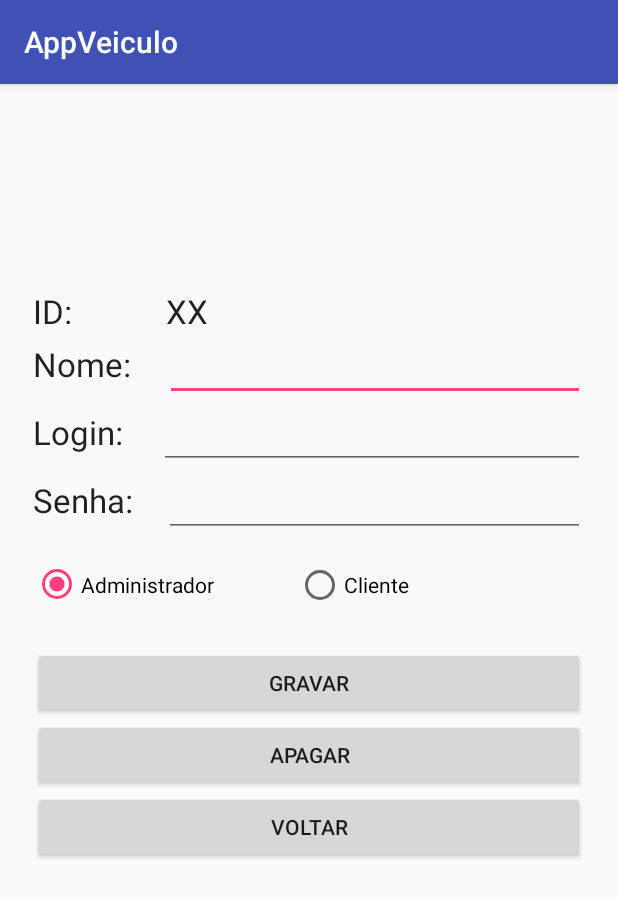
After one commit to andersonmacedo060617/RepositorioAulaMobile, an Android app: the CadUsuarioActivity screen opened directly, with no data from a screen before it, on a phone screen of 412 x 824 dp. The commit adds this screen. Shown: the top 897 px of the screen. Run offline under Robolectric (Android 15) with nearby library versions, the phone set to English and light mode, and no system bars; 1 statement that could not run was skipped.

Commit message:
- Aula dia 11092017

```diff
--- a/veiculosApp/app/build.gradle
+++ b/veiculosApp/app/build.gradle
@@ -5,7 +5,7 @@ android {
     buildToolsVersion "26.0.0"
     defaultConfig {
         applicationId "com.example.aluno.appveiculo"
-        minSdkVersion 19
+        minSdkVersion 17
         targetSdkVersion 26
         versionCode 1
         versionName "1.0"
--- a/veiculosApp/app/src/main/AndroidManifest.xml
+++ b/veiculosApp/app/src/main/AndroidManifest.xml
@@ -19,7 +19,8 @@
         <activity android:name=".LoginActivity" />
         <activity android:name=".AdministradorActivity" />
         <activity android:name=".ClienteActivity" />
-        <activity android:name=".ListUsuarioActivity"></activity>
+        <activity android:name=".ListUsuarioActivity" />
+        <activity android:name=".CadUsuarioActivity"></activity>
     </application>
 
 </manifest>
--- /dev/null
+++ b/veiculosApp/app/src/main/java/com/example/aluno/appveiculo/CadUsuarioActivity.java
@@ -0,0 +1,71 @@
+package com.example.aluno.appveiculo;
+
+import android.support.v7.app.AppCompatActivity;
+import android.os.Bundle;
+import android.view.View;
+import android.widget.Button;
+import android.widget.EditText;
+import android.widget.RadioButton;
+import android.widget.TextView;
+
+import com.example.aluno.appveiculo.crud.ECrud;
+import com.example.aluno.appveiculo.dao.UsuarioDAO;
+import com.example.aluno.appveiculo.database.DataBase;
+import com.example.aluno.appveiculo.model.Administrador;
+import com.example.aluno.appveiculo.model.Usuario;
+
+public class CadUsuarioActivity extends AppCompatActivity {
+
+    TextView tvId;
+    EditText edtNome, edtLogin, edtSenha;
+    RadioButton rdbAdmin, rdbCliente;
+    Button btnGravaUsuario, btnApagarUsuario, btnVoltarUsuario;
+    ECrud op;
+
+    @Override
+    protected void onCreate(Bundle savedInstanceState) {
+        super.onCreate(savedInstanceState);
+        setContentView(R.layout.activity_cad_usuario);
+
+        biding();
+
+        op = (ECrud) getIntent().getExtras().getSerializable("op");
+
+        if(op == ECrud.inserir){
+            btnApagarUsuario.setVisibility(View.INVISIBLE);
+            tvId.setVisibility(View.INVISIBLE);
+        }
+
+        btnGravaUsuario.setOnClickListener(new View.OnClickListener(){
+
+            @Override
+            public void onClick(View view) {
+                //
+                Usuario u;
+                //Preenher
+                if(rdbAdmin.isChecked()){
+                    u = new Administrador();
+                }else{
+                    u = new Usuario();
+                }
+
+                u.setNome(edtNome.getText().toString());
+                u.setLogin(edtLogin.getText().toString());
+                u.setSenha(edtSenha.getText().toString());
+
+                DataBase banco = new DataBase(getApplicationContext());
+                new UsuarioDAO(banco).grava(u);
+            }
+        });
+    }
+
+    private void biding() {
+        tvId = (TextView) findViewById(R.id.tvId);
+        edtNome = (EditText) findViewById(R.id.edtNome);
+        edtLogin = (EditText) findViewById(R.id.edtLogin);
+        edtSenha = (EditText) findViewById(R.id.edtSenha);
+        btnGravaUsuario = (Button) findViewById(R.id.btnGravaUsuario);
+        btnGravaUsuario = (Button) findViewById(R.id.btnApagaUsuario);
+        btnVoltarUsuario = (Button) findViewById(R.id.btnVoltar);
+    }
+}
--- a/veiculosApp/app/src/main/java/com/example/aluno/appveiculo/ListUsuarioActivity.java
+++ b/veiculosApp/app/src/main/java/com/example/aluno/appveiculo/ListUsuarioActivity.java
@@ -1,14 +1,17 @@
 package com.example.aluno.appveiculo;
 
+import android.content.Intent;
 import android.graphics.Color;
 import android.support.v7.app.AppCompatActivity;
 import android.os.Bundle;
+import android.view.View;
 import android.widget.ArrayAdapter;
 import android.widget.Button;
 import android.widget.ImageButton;
 import android.widget.ListView;
 import android.widget.TextView;
 
+import com.example.aluno.appveiculo.crud.ECrud;
 import com.example.aluno.appveiculo.dao.UsuarioDAO;
 import com.example.aluno.appveiculo.database.DataBase;
 import com.example.aluno.appveiculo.model.Usuario;
@@ -21,6 +24,7 @@ public class ListUsuarioActivity extends AppCompatActivity {
     ImageButton btnSearch;
     ListView listaUser;
     Button btn;
+    static final int CADUSER_VIEW = 1;
 
     @Override
     protected void onCreate(Bundle savedInstanceState) {
@@ -28,10 +32,35 @@ public class ListUsuarioActivity extends AppCompatActivity {
         setContentView(R.layout.activity_list_usuario);
 
         binding();
+        preencheListView();
 
+        btnSearch.setOnClickListener(new View.OnClickListener() {
+            @Override
+            public void onClick(View view) {
+                preencheListView();
+            }
+        });
+
+        btn.setOnClickListener(new View.OnClickListener() {
+            @Override
+            public void onClick(View view) {
+                Intent itn = new Intent(getApplicationContext(), CadUsuarioActivity.class);
+                itn.putExtra("op", ECrud.inserir);
+                startActivityForResult(itn, CADUSER_VIEW);
+            }
+        });
+    }
+
+    private void preencheListView() {
         //Buscar os usuários
         DataBase banco = new DataBase(getApplicationContext());
-        List<Usuario> lista = new UsuarioDAO(banco).findAll();
+        List<Usuario> lista;
+        if(search.getText().toString().isEmpty()){
+            lista = new UsuarioDAO(banco).findAll();
+        }else{
+            lista = new UsuarioDAO(banco).findByName(search.getText().toString());
+        }
+
         //Tranasformar em vetor
         String[] vetor = new String[lista.size()];
         int i = 0;
@@ -44,7 +73,6 @@ public class ListUsuarioActivity extends AppCompatActivity {
         //trocar o adpater
         listaUser.setAdapter(adapter);
         listaUser.setBackgroundColor(Color.BLUE);
-
     }
 
     private void binding() {
--- /dev/null
+++ b/veiculosApp/app/src/main/java/com/example/aluno/appveiculo/crud/ECrud.java
@@ -0,0 +1,11 @@
+package com.example.aluno.appveiculo.crud;
+
+import java.io.Serializable;
+
+/**
+ * Created by aluno on 11/09/2017.
+ */
+
+public enum ECrud implements Serializable{
+    inserir, alterar, apagar, visualizar, none;
+}
--- a/veiculosApp/app/src/main/java/com/example/aluno/appveiculo/dao/UsuarioDAO.java
+++ b/veiculosApp/app/src/main/java/com/example/aluno/appveiculo/dao/UsuarioDAO.java
@@ -3,6 +3,7 @@ package com.example.aluno.appveiculo.dao;
 import android.content.ContentValues;
 import android.database.Cursor;
 import android.database.sqlite.SQLiteDatabase;
+import android.provider.ContactsContract;
 
 import com.example.aluno.appveiculo.database.DataBase;
 import com.example.aluno.appveiculo.model.Administrador;
@@ -153,4 +154,38 @@ public class UsuarioDAO {
         }
 
     }
+
+    public List<Usuario> findByName(String s) {
+        SQLiteDatabase con = banco.getWritableDatabase();
+        try {
+            String sql = "select * from " + DataBase.TABLE_USUARIO + " where " + DataBase.USUARIO_NOME + " like '%" + s + "%'";
+            Cursor c = con.rawQuery (sql,null);
+            List<Usuario> lista = new ArrayList<>();
+            while (c.moveToNext()){
+                Usuario user = null;
+                if (c.getInt( c.getColumnIndex( DataBase.USUARIO_TIPO ) ) ==0  ){
+                    user = new Administrador();
+                    ((Administrador)user).
+                            setFoto(c.getString( c.getColumnIndex( DataBase.USUARIO_FOTO ) ));
+                }else{
+                    user = new Cliente();
+                    ((Cliente)user).
+                            setPago(c.getInt( c.getColumnIndex( DataBase.USUARIO_PAGO ) )==1);
+                    SimpleDateFormat sdf = new SimpleDateFormat("dd/MM/yyyy");
+                    Date dt = sdf.parse(c.getString( c.getColumnIndex( DataBase.USUARIO_VENCIMENTO ) ));
+                    ((Cliente)user).setVencimento(dt);
+                }
+                user.setId(c.getInt( c.getColumnIndex( DataBase.USUARIO_ID ) ));
+                user.setNome(c.getString( c.getColumnIndex( DataBase.USUARIO_NOME ) ));
+                user.setLogin(c.getString( c.getColumnIndex( DataBase.USUARIO_LOGIN ) ));
+                user.setSenha(c.getString( c.getColumnIndex( DataBase.USUARIO_SENHA ) ));
+                lista.add(user);
+            }
+            return lista;
+        } catch (ParseException e) {
+            return null;
+        } finally {
+            con.close();
+        }
+    }
 }
--- /dev/null
+++ b/veiculosApp/app/src/main/res/layout/activity_cad_usuario.xml
@@ -0,0 +1,168 @@
+<?xml version="1.0" encoding="utf-8"?>
+<android.support.constraint.ConstraintLayout xmlns:android="http://schemas.android.com/apk/res/android"
+    xmlns:app="http://schemas.android.com/apk/res-auto"
+    xmlns:tools="http://schemas.android.com/tools"
+    android:layout_width="match_parent"
+    android:layout_height="match_parent"
+    tools:context="com.example.aluno.appveiculo.CadUsuarioActivity">
+
+    <LinearLayout
+        android:layout_width="368dp"
+        android:layout_height="495dp"
+        android:orientation="vertical"
+        android:layout_marginRight="8dp"
+        app:layout_constraintRight_toRightOf="parent"
+        android:layout_marginLeft="8dp"
+        app:layout_constraintLeft_toLeftOf="parent"
+        app:layout_constraintTop_toTopOf="parent"
+        android:layout_marginTop="8dp"
+        app:layout_constraintBottom_toBottomOf="parent"
+        android:layout_marginBottom="8dp"
+        android:weightSum="1">
+
+        <LinearLayout
+            android:layout_width="match_parent"
+            android:layout_height="wrap_content"
+            android:orientation="horizontal">
+
+            <TextView
+                android:id="@+id/textView3"
+                android:layout_width="wrap_content"
+                android:layout_height="wrap_content"
+                android:layout_weight="0.02"
+                android:text="ID:"
+                android:textAppearance="@style/TextAppearance.AppCompat.Large" />
+
+            <TextView
+                android:id="@+id/tvId"
+                android:layout_width="wrap_content"
+                android:layout_height="wrap_content"
+                android:layout_weight="0.08"
+                android:text="XX"
+                android:textAppearance="@style/TextAppearance.AppCompat.Large" />
+        </LinearLayout>
+
+        <LinearLayout
+            android:layout_width="match_parent"
+            android:layout_height="wrap_content"
+            android:orientation="horizontal">
+
+            <TextView
+                android:id="@+id/textView6"
+                android:layout_width="wrap_content"
+                android:layout_height="wrap_content"
+                android:layout_weight="0.35"
+                android:text="Nome:"
+                android:textAppearance="@style/TextAppearance.AppCompat.Large" />
+
+            <EditText
+                android:id="@+id/edtNome"
+                android:layout_width="wrap_content"
+                android:layout_height="wrap_content"
+                android:layout_weight="1"
+                android:ems="10"
+                android:inputType="textPersonName" />
+
+        </LinearLayout>
+
+        <LinearLayout
+            android:layout_width="match_parent"
+            android:layout_height="wrap_content"
+            android:orientation="horizontal">
+
+            <TextView
+                android:id="@+id/textView6"
+                android:layout_width="wrap_content"
+                android:layout_height="wrap_content"
+                android:layout_weight="0.35"
+                android:text="Login:"
+                android:textAppearance="@style/TextAppearance.AppCompat.Large" />
+
+            <EditText
+                android:id="@+id/edtLogin"
+                android:layout_width="wrap_content"
+                android:layout_height="wrap_content"
+                android:layout_weight="1"
+                android:ems="10"
+                android:inputType="textPersonName" />
+
+        </LinearLayout>
+
+        <LinearLayout
+            android:layout_width="match_parent"
+            android:layout_height="wrap_content"
+            android:orientation="horizontal">
+
+            <TextView
+                android:id="@+id/textView6"
+                android:layout_width="wrap_content"
+                android:layout_height="wrap_content"
+                android:layout_weight="0.35"
+                android:text="Senha:"
+                android:textAppearance="@style/TextAppearance.AppCompat.Large" />
+
+            <EditText
+                android:id="@+id/edtSenha"
+                android:layout_width="wrap_content"
+                android:layout_height="wrap_content"
+                android:layout_weight="1.13"
+                android:ems="10"
+                android:inputType="numberPassword" />
+
+        </LinearLayout>
+
+        <LinearLayout
+            android:layout_width="match_parent"
+            android:layout_height="73dp"
+            android:orientation="horizontal">
+
+            <RadioGroup
+                android:layout_width="match_parent"
+                android:layout_height="match_parent"
+                android:orientation="horizontal"
+                android:weightSum="1">
+
+                <RadioButton
+                    android:id="@+id/rdbAdmin"
+                    android:layout_width="wrap_content"
+                    android:layout_height="62dp"
+                    android:layout_weight="0.32"
+                    android:checked="true"
+                    android:text="Administrador" />
+
+                <RadioButton
+                    android:id="@+id/rdbCliente"
+                    android:layout_width="wrap_content"
+                    android:layout_height="64dp"
+                    android:layout_weight="0.48"
+                    android:text="Cliente" />
+            </RadioGroup>
+        </LinearLayout>
+
+        <LinearLayout
+            android:layout_width="match_parent"
+            android:layout_height="wrap_content"
+            android:layout_weight="0.12"
+            android:orientation="vertical">
+
+            <Button
+                android:id="@+id/btnGravaUsuario"
+                android:layout_width="match_parent"
+                android:layout_height="wrap_content"
+                android:text="Gravar" />
+
+            <Button
+                android:id="@+id/btnApagaUsuario"
+                android:layout_width="match_parent"
+                android:layout_height="wrap_content"
+                android:text="Apagar" />
+
+            <Button
+                android:id="@+id/btnVoltar"
+                android:layout_width="match_parent"
+                android:layout_height="wrap_content"
+                android:text="Voltar" />
+        </LinearLayout>
+
+    </LinearLayout>
+</android.support.constraint.ConstraintLayout>
```
